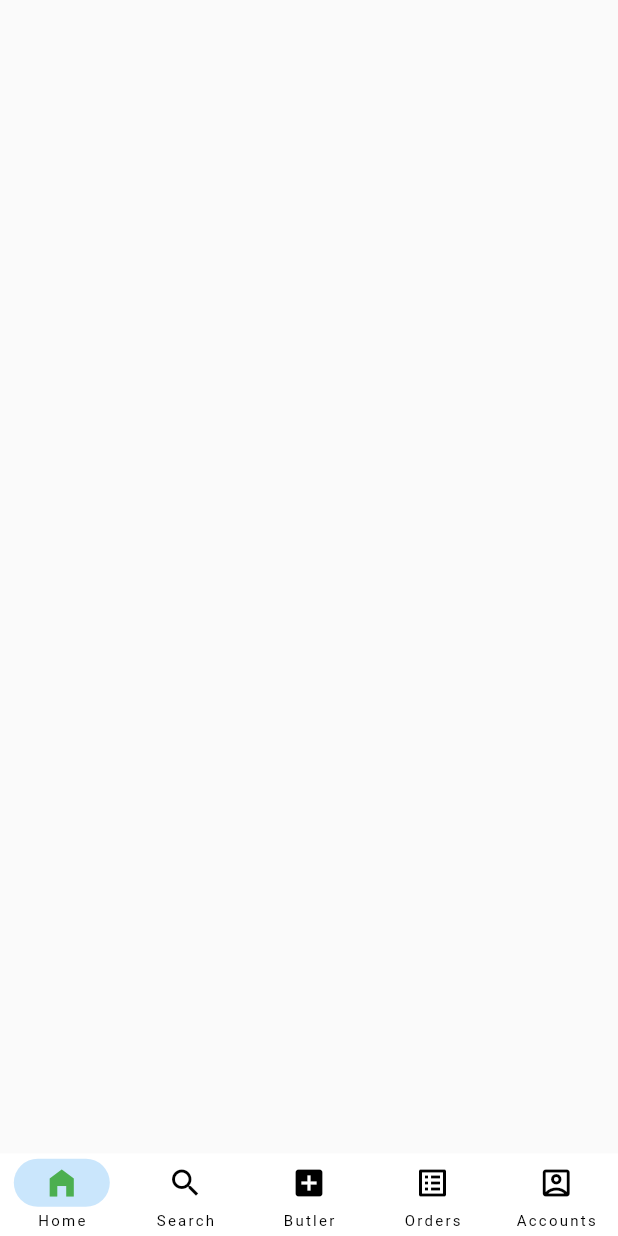
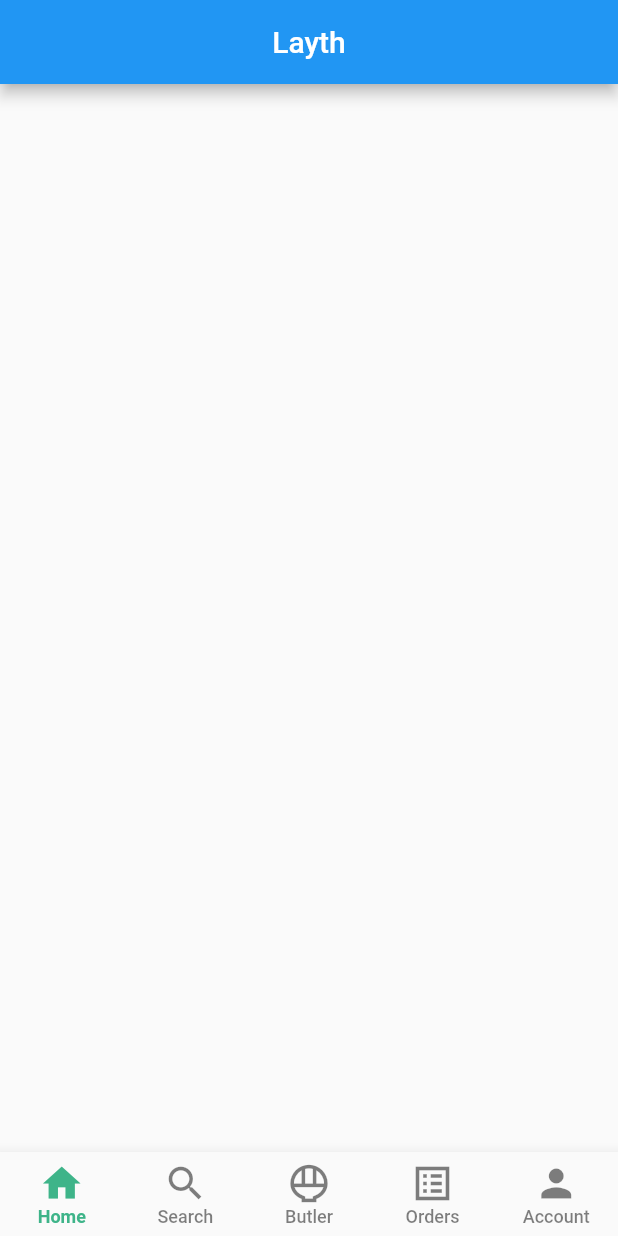
Before and after one commit to DevLayth/toters, a Flutter app: the screen it shows after launch, on a phone screen of 412 x 824 dp. Run offline on Flutter 3.47's test engine with Material 2 defaults, Android fonts, the phone set to English and light mode, and no system bars.

Commit message:
update on Nav Bar

```diff
--- /dev/null
+++ b/lib/layth/navBar.dart
@@ -0,0 +1,109 @@
+import 'package:flutter/material.dart';
+import 'package:toters/aref/screen2.dart';
+import 'package:toters/layth/home.dart';
+import 'package:toters/maryam/screen1.dart';
+import 'package:toters/sarah9/screen3.dart';
+
+class MyNavBar extends StatefulWidget {
+  @override
+  _MyNavBarState createState() => _MyNavBarState();
+}
+
+class _MyNavBarState extends State<MyNavBar> {
+  int _selectedIndex = 0;
+
+  static List<Widget> _widgetOptions = <Widget>[
+    home_screen(),
+    Screen3(),
+    screen2(),
+    screen1(),
+    screen1(),
+  ];
+
+  void _onItemTapped(int index) {
+    setState(() {
+      _selectedIndex = index;
+    });
+    // Navigate to a new screen when an item is tapped
+    switch (index) {
+      case 0:
+        Navigator.push(
+          context,
+          MaterialPageRoute(builder: (context) => home_screen()),
+        );
+        break;
+      case 1:
+        Navigator.push(
+          context,
+          MaterialPageRoute(builder: (context) => Screen3()),
+        );
+        break;
+      case 2:
+        Navigator.push(
+          context,
+          MaterialPageRoute(builder: (context) => screen2()),
+        );
+        break;
+      case 3:
+        Navigator.push(
+          context,
+          MaterialPageRoute(builder: (context) => screen1()),
+        );
+        break;
+      case 4:
+        Navigator.push(
+          context,
+          MaterialPageRoute(builder: (context) => screen1()),
+        );
+        break;
+    }
+  }
+
+  @override
+  Widget build(BuildContext context) {
+    return Scaffold(
+      body: Stack(children: <Widget>[
+        Center(child: _widgetOptions.elementAt(_selectedIndex)),
+        Positioned(
+          bottom: 0,
+          left: 0,
+          right: 0,
+          child: BottomNavigationBar(
+            type: BottomNavigationBarType.fixed,
+            items: const <BottomNavigationBarItem>[
+              BottomNavigationBarItem(
+                icon: Icon(Icons.home),
+                label: 'Home',
+              ),
+              BottomNavigationBarItem(
+                icon: Icon(Icons.search),
+                label: 'Search',
+              ),
+              BottomNavigationBarItem(
+                icon: Icon(Icons.rice_bowl_outlined),
+                label: 'Butler',
+              ),
+              BottomNavigationBarItem(
+                icon: Icon(Icons.list_alt_sharp),
+                label: 'Orders',
+              ),
+              BottomNavigationBarItem(
+                icon: Icon(Icons.person),
+                label: 'Account',
+              ),
+            ],
+            currentIndex: _selectedIndex,
+            iconSize: 30,
+            unselectedItemColor: Color.fromARGB(129, 0, 0, 0),
+            selectedItemColor: Color.fromARGB(255, 62, 180, 137),
+            onTap: _onItemTapped,
+            selectedFontSize: 12,
+            unselectedFontSize: 12,
+            selectedLabelStyle: TextStyle(fontWeight: FontWeight.bold),
+            unselectedLabelStyle: TextStyle(fontWeight: FontWeight.w500),
+          ),
+        ),
+      ]),
+    );
+  }
+}
--- a/lib/main.dart
+++ b/lib/main.dart
@@ -1,6 +1,7 @@
 import 'package:flutter/material.dart';
 import 'package:toters/aref/screen2.dart';
 import 'package:toters/layth/home.dart';
+import 'package:toters/layth/navBar.dart';
 import 'package:toters/maryam/screen1.dart';
 import 'package:toters/sarah9/screen3.dart';
 
@@ -14,57 +15,8 @@ class MyApp extends StatelessWidget {
   // This widget is the root of your application.
   @override
   Widget build(BuildContext context) {
-    int index = 0;
     return MaterialApp(
-      home: Scaffold(
-        bottomNavigationBar: NavigationBar(
-          selectedIndex: index,
-          height: 55,
-          backgroundColor: Colors.white,
-          destinations: [
-            NavigationDestination(
-              icon: Icon(Icons.home_filled),
-              label: "Home",
-              selectedIcon: Icon(
-                Icons.home_filled,
-                color: Colors.green,
-              ),
-            ),
-            NavigationDestination(
-              icon: Icon(Icons.search),
-              label: "Search",
-              selectedIcon: Icon(
-                Icons.search,
-                color: Colors.green,
-              ),
-            ),
-            NavigationDestination(
-              icon: Icon(Icons.add_box),
-              label: "Butler",
-              selectedIcon: Icon(
-                Icons.add_box,
-                color: Colors.green,
-              ),
-            ),
-            NavigationDestination(
-              icon: Icon(Icons.list_alt_outlined),
-              label: "Orders",
-              selectedIcon: Icon(
-                Icons.list_alt_outlined,
-                color: Colors.green,
-              ),
-            ),
-            NavigationDestination(
-              icon: Icon(Icons.account_box_outlined),
-              label: "Accounts",
-              selectedIcon: Icon(
-                Icons.account_box_outlined,
-                color: Colors.green,
-              ),
-            )
-          ],
-        ),
-      ),
+      home: MyNavBar(),
     );
   }
 }
```
